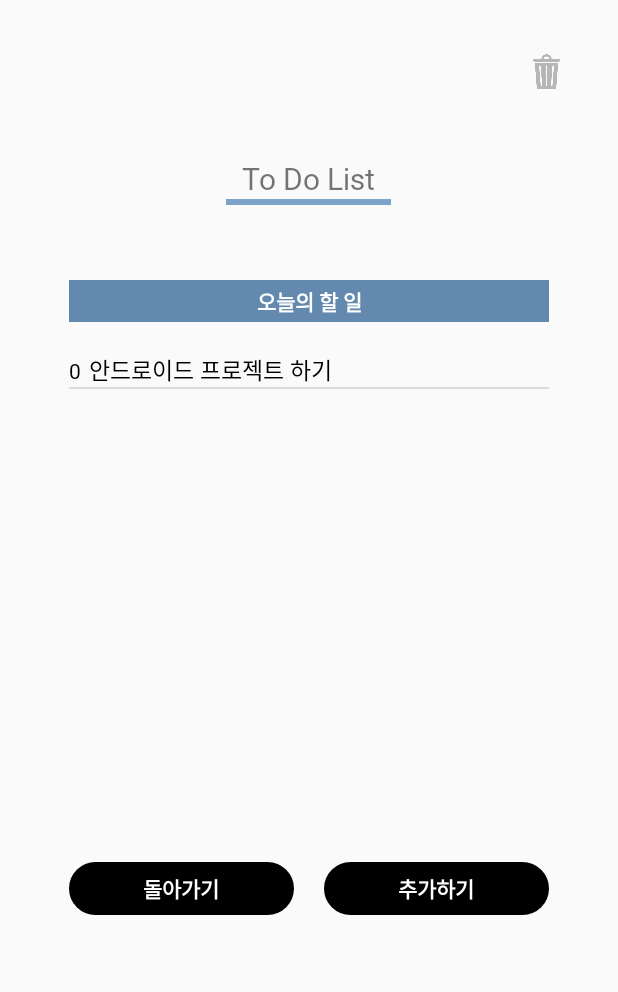
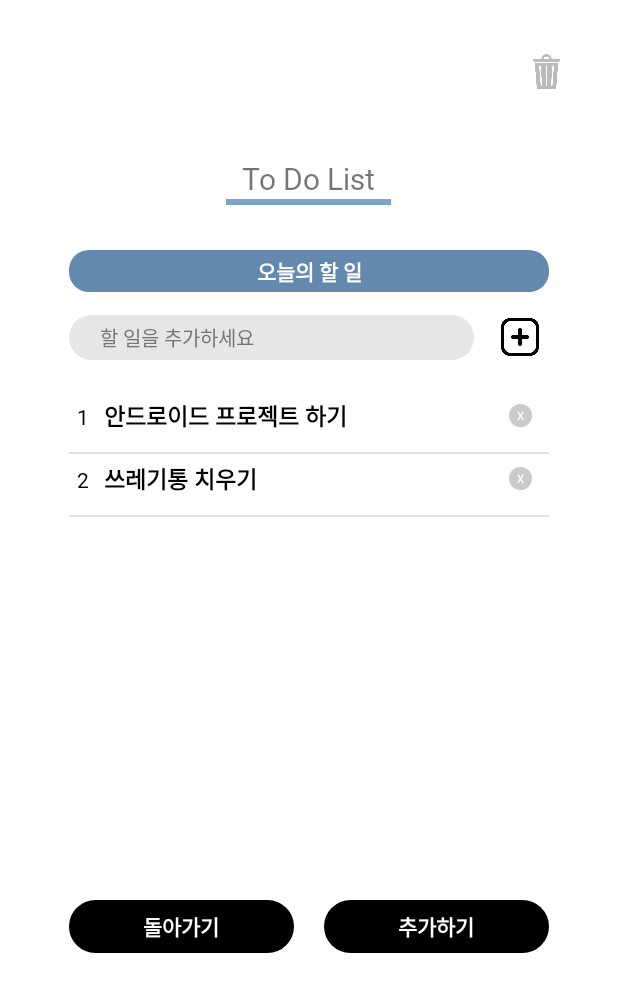
Before and after one commit to minjung03/SWchallenge_ToDa, an Android app: the MainMenu screen opened directly, with no data from a screen before it, after a tap on "To do List", on a phone screen of 412 x 824 dp. Shown: the top 992 px of the screen. Run offline under Robolectric (Android 15) with nearby library versions, the phone set to English and light mode, and no system bars.

Commit message:
(민정) list화면 수정

```diff
--- a/app/src/main/java/com/cookandroid/to_da_project/List.java
+++ b/app/src/main/java/com/cookandroid/to_da_project/List.java
@@ -1,6 +1,8 @@
 package com.cookandroid.to_da_project;
 
-public class List {
+import android.app.Application;
+
+public class List extends Application {
 
     String num;
     String list_value;
--- a/app/src/main/java/com/cookandroid/to_da_project/ListActivity.java
+++ b/app/src/main/java/com/cookandroid/to_da_project/ListActivity.java
@@ -14,8 +14,8 @@ public class ListActivity extends AppCompatActivity {
     ArrayList<List> listArray;
     List listitem;
 
-    String[] list_num = {"0"};
-    String[] list_value = {"안드로이드 프로젝트 하기"};
+    String[] list_num = {"1" , "2"};
+    String[] list_value = {"안드로이드 프로젝트 하기" , "쓰레기통 치우기"};
 
     @Override
     protected void onCreate(Bundle savedInstanceState) {
--- a/app/src/main/java/com/cookandroid/to_da_project/MainMenu.java
+++ b/app/src/main/java/com/cookandroid/to_da_project/MainMenu.java
@@ -74,8 +74,8 @@ public class MainMenu extends AppCompatActivity {
         Linear_todoList.setOnClickListener(new View.OnClickListener() {
             @Override
             public void onClick(View v) {
-                // Intent intent = new Intent(getApplicationContext(), TodoList.class);
-                 Intent intent = new Intent(getApplicationContext(), ListActivity.class);
+                 Intent intent = new Intent(getApplicationContext(), TodoList.class);
+                //  Intent intent = new Intent(getApplicationContext(), ListActivity.class);
                 startActivity(intent);
 
                 overridePendingTransition(R.anim.fadein, R.anim.fadeout);
--- a/app/src/main/java/com/cookandroid/to_da_project/TodayList.java
+++ b/app/src/main/java/com/cookandroid/to_da_project/TodayList.java
@@ -10,14 +10,14 @@ import androidx.appcompat.app.AppCompatActivity;
 
 public class TodayList extends AppCompatActivity {
 
-    Button btnBackMenu;
+    Button btn_today_Back;
     protected void onCreate(@Nullable Bundle savedInstanceState) {
         super.onCreate (savedInstanceState);
         setContentView(R.layout.today_list);
 
-        btnBackMenu = (Button)findViewById(R.id.btnBackMenu);
+        btn_today_Back = (Button)findViewById(R.id.btn_today_Back);
 
-        btnBackMenu.setOnClickListener(new View.OnClickListener() {
+        btn_today_Back.setOnClickListener(new View.OnClickListener() {
             @Override
             public void onClick(View v) {
                 Intent intent = new Intent(getApplicationContext(), MainMenu.class);
--- a/app/src/main/java/com/cookandroid/to_da_project/TodoList.java
+++ b/app/src/main/java/com/cookandroid/to_da_project/TodoList.java
@@ -8,10 +8,12 @@ import android.os.Bundle;
 import android.view.View;
 import android.widget.Button;
 import android.widget.LinearLayout;
+import android.widget.ListView;
 
 import androidx.annotation.Nullable;
 import androidx.appcompat.app.AppCompatActivity;
 
+import java.util.ArrayList;
 import java.util.ResourceBundle;
 
 public class TodoList extends AppCompatActivity {
@@ -21,17 +23,36 @@ public class TodoList extends AppCompatActivity {
     Button btn_ListAdd;
     Button btn_ListBack;
 
+    ListView Listview;
+    ListAdapter list_Adapter;
+    ArrayList<List> listArray;
+    List listitem;
+
+    String[] list_num = {"1" , "2"};
+    String[] list_value = {"안드로이드 프로젝트 하기" , "쓰레기통 치우기"};
+
     protected void onCreate(@Nullable Bundle savedInstanceState) {
         super.onCreate (savedInstanceState);
         setContentView(R.layout.todolist_list);
 
         btn_ListAdd = (Button) findViewById(R.id.btn_ListAdd);
         btn_ListBack = (Button) findViewById(R.id.btn_ListBack);
+        Todolist_Layout = findViewById(R.id.Todolist_list);
+
         preferences = getSharedPreferences("change_color", MODE_PRIVATE);
         String n = preferences.getString("color", "#FFFFFF");
+        Todolist_Layout.setBackgroundColor(Color.parseColor(n));
 
-        Todolist_Layout = findViewById(R.id.Todolist_list);
-        Todolist_Layout.setBackgroundColor(Color.parseColor(n));
+        Listview = findViewById(R.id.todoListView);
+        listArray = new ArrayList<List>();
+
+        for (int i = 0; i < list_num.length; i++) {
+            listitem = new List(list_num[i], list_value[i]);
+            listArray.add(listitem); //각 아이템을 List 클래스로 사용, Array에 add
+        }
+        //List 어댑터에 ArrayList로 세팅하고 ListView와 연결
+        list_Adapter = new ListAdapter(this, listArray);
+        Listview.setAdapter(list_Adapter);
 
         btn_ListAdd.setOnClickListener(new View.OnClickListener() {
             @Override
--- a/app/src/main/java/com/cookandroid/to_da_project/TodoListAdd.java
+++ b/app/src/main/java/com/cookandroid/to_da_project/TodoListAdd.java
@@ -1,17 +1,30 @@
 package com.cookandroid.to_da_project;
 
+import android.content.Context;
 import android.content.Intent;
 import android.os.Bundle;
 import android.view.View;
+import android.widget.ArrayAdapter;
 import android.widget.Button;
+import android.widget.EditText;
+import android.widget.ListView;
+import android.widget.TextView;
 
 import androidx.annotation.Nullable;
 import androidx.appcompat.app.AppCompatActivity;
+
+import java.util.ArrayList;
 
 public class TodoListAdd extends AppCompatActivity {
 
     Button btn_ListAdd_Add;
     Button btn_Listback;
+    EditText Ed_list;
+
+    ListView Listview;
+    ListAdapter list_Adapter;
+    ArrayList<List> listArray;
+    List listitem;
 
     protected void onCreate(@Nullable Bundle savedInstanceState) {
         super.onCreate (savedInstanceState);
@@ -19,16 +32,28 @@ public class TodoListAdd extends AppCompatActivity {
 
         btn_ListAdd_Add = (Button) findViewById(R.id.btn_ListAdd_Add);
         btn_Listback = (Button) findViewById(R.id.btn_Listback);
+        Ed_list = findViewById(R.id.Ed_list);
+
+        Listview = findViewById(R.id.todoListView);
+        listArray = new ArrayList<List>();
 
         btn_ListAdd_Add.setOnClickListener(new View.OnClickListener() {
             @Override
             public void onClick(View v) {
-                Intent intent = new Intent(getApplicationContext(), TodoList.class);
+
+                listitem = new List("3", Ed_list.getText().toString());
+                listArray.add(listitem); //각 아이템을 List 클래스로 사용, Array에 add
+                list_Adapter.notifyDataSetChanged();
+
+                /*Intent intent = new Intent(getApplicationContext(), TodoList.class);
                 startActivity(intent);
 
-                overridePendingTransition(R.anim.fadein, R.anim.fadeout);
+                overridePendingTransition(R.anim.fadein, R.anim.fadeout);*/
             }
         });
+
+        list_Adapter = new ListAdapter(this, listArray);
+        Listview.setAdapter(list_Adapter);
 
         btn_Listback.setOnClickListener(new View.OnClickListener() {
             @Override
--- a/app/src/main/res/drawable-v24/edittext_style.xml
+++ b/app/src/main/res/drawable-v24/edittext_style.xml
@@ -4,9 +4,9 @@
         android:color="#E7E6E6" />
     <padding
         android:left="45px"
-        android:top="15px"
+        android:top="45px"
         android:right="45px"
-        android:bottom="15px" />
+        android:bottom="45px" />
     <corners
         android:radius="30px" />
 </shape>
--- /dev/null
+++ b/app/src/main/res/drawable/button_list_del.xml
@@ -0,0 +1,11 @@
+<?xml version="1.0" encoding="utf-8"?>
+<shape xmlns:android="http://schemas.android.com/apk/res/android"
+    android:padding="10dp"
+    android:shape="rectangle" >
+    <solid android:color="#CACACA" />
+    <corners
+        android:bottomLeftRadius="30dp"
+        android:bottomRightRadius="30dp"
+        android:topLeftRadius="30dp"
+        android:topRightRadius="30dp" />
+</shape>
--- /dev/null
+++ b/app/src/main/res/drawable/todolist_title_style.xml
@@ -0,0 +1,12 @@
+<?xml version="1.0" encoding="UTF-8"?>
+<shape xmlns:android="http://schemas.android.com/apk/res/android">
+    <solid
+        android:color="#6489AF" />
+    <padding
+        android:left="2px"
+        android:top="2px"
+        android:right="2px"
+        android:bottom="2px" />
+    <corners
+        android:radius="20px" />
+</shape>
--- a/app/src/main/res/layout/todolist_add.xml
+++ b/app/src/main/res/layout/todolist_add.xml
@@ -54,5 +54,13 @@
             android:textStyle="bold" />
     </LinearLayout>
 
+<!-- 테스트용
+    <TextView
+        android:text="안녕하세요"
+        android:layout_width="wrap_content"
+        android:layout_height="wrap_content"
+        android:id="@+id/setText"/>
+-->
+
 
 </LinearLayout>
--- a/app/src/main/res/layout/todolist_custom.xml
+++ b/app/src/main/res/layout/todolist_custom.xml
@@ -1,10 +1,11 @@
 <?xml version="1.0" encoding="utf-8"?>
-<RelativeLayout xmlns:android="http://schemas.android.com/apk/res/android"
+<LinearLayout xmlns:android="http://schemas.android.com/apk/res/android"
     android:orientation="vertical" android:layout_width="match_parent"
-    android:layout_height="match_parent">
+    android:layout_height="match_parent" >
 
     <LinearLayout
-        android:layout_width="wrap_content"
+        android:padding="5dp"
+        android:layout_width="320dp"
         android:layout_height="wrap_content"
         android:orientation="horizontal">
         <TextView
@@ -13,15 +14,36 @@
             android:layout_width="wrap_content"
             android:layout_height="wrap_content"
             android:text="1."
-            android:layout_marginRight="5dp"/>
+            android:layout_marginRight="10dp"/>
 
         <TextView
+            android:textStyle="bold"
             android:textColor="#000000"
             android:id="@+id/tx_todolist_value"
-            android:layout_width="wrap_content"
+            android:layout_width="200dp"
             android:layout_height="wrap_content"
             android:textSize="15sp"
+            android:layout_marginRight="70dp"
             android:text="내용입니다."/>
+
+        <Button
+            android:visibility="visible"
+            android:text="X"
+            android:textColor="#ffffff"
+            android:textStyle="bold"
+            android:gravity="center"
+            android:layout_gravity="center_vertical"
+            android:background="@drawable/button_list_del"
+            android:layout_width="15dp"
+            android:layout_height="15dp"
+            android:textSize="7dp"
+            android:id="@+id/btn_list_delete"/>
     </LinearLayout>
 
-</RelativeLayout>
+    <View
+        android:layout_width="320dp"
+        android:layout_height="1dp"
+        android:layout_marginTop="7dp"
+        android:background="#E1E1E1"/>
+
+</LinearLayout>
--- a/app/src/main/res/layout/todolist_list.xml
+++ b/app/src/main/res/layout/todolist_list.xml
@@ -30,18 +30,60 @@
         android:layout_width="320dp"
         android:layout_height="wrap_content"
         android:textAlignment="center"
-        android:background="#6489AF"
+        android:background="@drawable/todolist_title_style"
         android:textColor="#ffffff"
-        android:layout_marginTop="50dp"
+        android:layout_marginTop="30dp"
         android:textStyle="bold"
         android:text="오늘의 할 일"/>
 
+    <LinearLayout
+        android:layout_marginTop="15dp"
+        android:layout_width="320dp"
+        android:layout_height="wrap_content"
+        android:orientation="horizontal">
+
+        <FrameLayout
+            android:layout_gravity="left"
+            android:layout_width="wrap_content"
+            android:layout_height="wrap_content">
+
+            <TextView
+                android:layout_width="270dp"
+                android:layout_height="30dp"
+                android:layout_gravity="center"
+                android:textColor="#AAAAAA"
+                android:textSize="13sp"
+                android:textAlignment="center"
+                android:background="@drawable/edittext_style"/>
+
+            <EditText
+                android:padding="5dp"
+                android:id="@+id/Ed_list"
+                android:layout_width="wrap_content"
+                android:layout_height="wrap_content"
+                android:layout_gravity="left"
+                android:layout_marginLeft="15dp"
+                android:background="#E7E6E6"
+                android:text="할 일을 추가하세요"
+                android:textColor="#757575"
+                android:textSize="13sp" />
+        </FrameLayout>
+
+            <ImageView
+                android:layout_gravity="center_vertical"
+                android:layout_marginLeft="18dp"
+                android:layout_width="25dp"
+                android:layout_height="25dp"
+                android:src="@drawable/more"/>
+    </LinearLayout>
 
     <ListView
+        android:id="@+id/todoListView"
         android:layout_marginTop="20dp"
         android:layout_width="320dp"
         android:layout_height="300dp"
-        android:id="@+id/todoListView" />
+        android:dividerHeight="0px"
+        android:divider="#FFFFFF"/>
 
     <LinearLayout
         android:layout_marginTop="40dp"
@@ -68,7 +110,6 @@
             android:textColor="#FFFFFF"
             android:id="@+id/btn_ListAdd"
             android:background="@drawable/button_style"/>
-
     </LinearLayout>
 
 </LinearLayout>
```
Also changed, not shown: app/src/main/res/drawable-v24/more.png (added).
